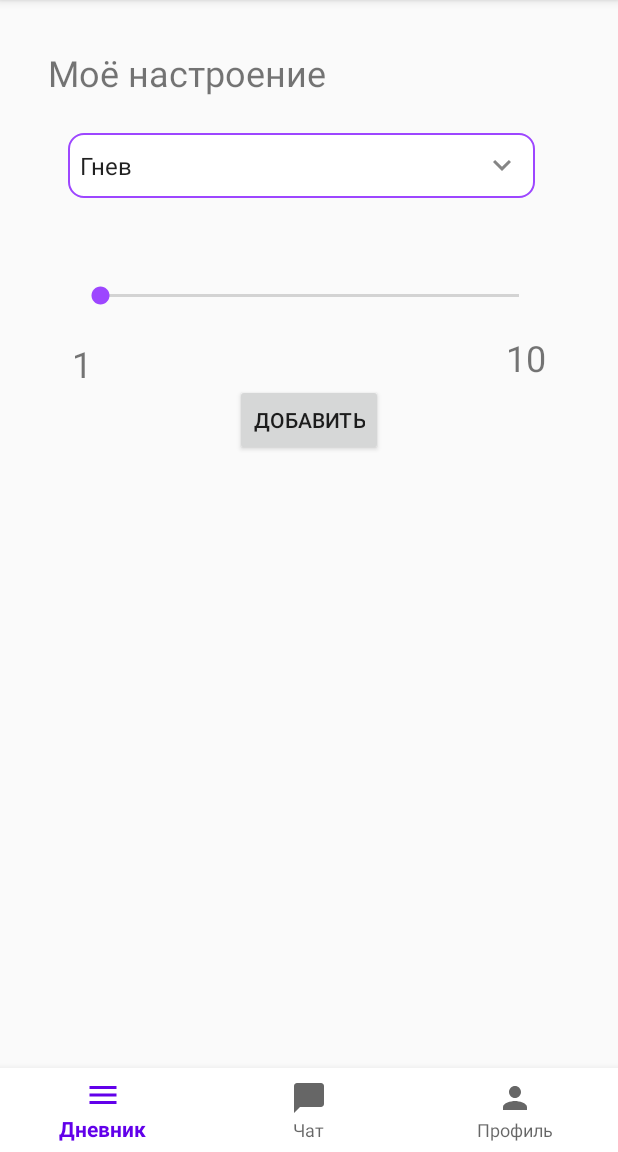
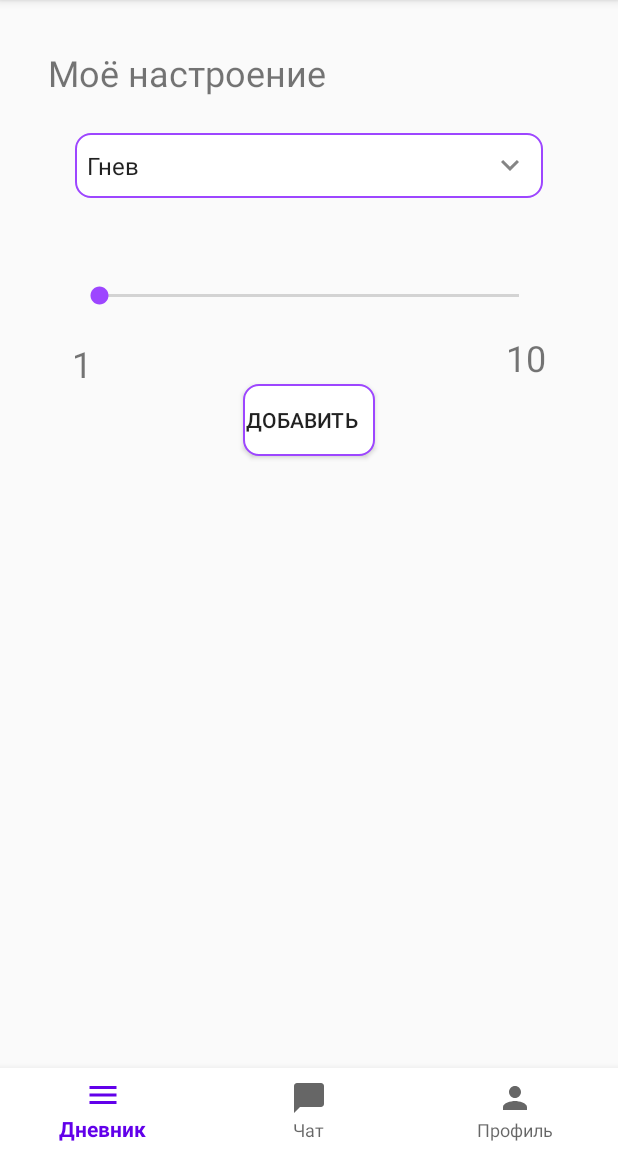
Before and after one commit to whoopzee9/FLS-Self-Care-Assistant, an Android app: the screen it shows after launch (MainActivity), on a phone screen of 412 x 824 dp, the part 84-1236 px from its top. Run offline under Robolectric (Android 15) with nearby library versions, the phone set to English and light mode, and no system bars; our stand-ins replace data binding, navigation-ui; 4 statements that could not run were skipped.

Commit message:
Changed XML layout for diary fragment

```diff
--- a/self-care-assistant-android/app/src/main/java/com/fls/self_care_assistant/adapters/EmotionRecyclerAdapter.kt
+++ b/self-care-assistant-android/app/src/main/java/com/fls/self_care_assistant/adapters/EmotionRecyclerAdapter.kt
@@ -20,7 +20,7 @@ class EmotionRecyclerAdapter(var values: ArrayList<Emotion>): RecyclerView.Adapt
 
     override fun onBindViewHolder(holder: EmotionRecyclerViewHolder, position: Int) {
         holder.setDateText(values[position].date.toString())
-        val format = SimpleDateFormat("dd.MM.yyyy\nHH:mm")
+        val format = SimpleDateFormat("dd.MM.yyyy\nHH:mm:ss")
         holder.setDateText(format.format(values[position].date))
         holder.setEmotionText(values[position].emotion)
         holder.setStrengthText(values[position].strength.toString())
--- a/self-care-assistant-android/app/src/main/java/com/fls/self_care_assistant/fragments/main_frg/DiaryFragment.kt
+++ b/self-care-assistant-android/app/src/main/java/com/fls/self_care_assistant/fragments/main_frg/DiaryFragment.kt
@@ -44,7 +44,7 @@ class DiaryFragment : Fragment() {
     override fun onCreateView(
         inflater: LayoutInflater, container: ViewGroup?,
         savedInstanceState: Bundle?
-    ): View? {
+    ): View {
         val binding = DataBindingUtil.inflate<FragmentDiaryBinding>(
             inflater,
             R.layout.fragment_diary,
--- a/self-care-assistant-android/app/src/main/res/layout/fragment_diary.xml
+++ b/self-care-assistant-android/app/src/main/res/layout/fragment_diary.xml
@@ -24,12 +24,13 @@
 
         <Spinner
             android:id="@+id/sp_emotion"
-            android:layout_width="311dp"
+            style="@style/spinner_style"
+            android:layout_width="0dp"
             android:layout_height="43dp"
             android:layout_marginTop="24dp"
+            android:layout_marginLeft="50dp"
+            android:layout_marginRight="50dp"
             android:entries="@array/emotions"
-
-            style="@style/spinner_style"
             android:popupBackground="@drawable/rounded_shape"
             android:selectedItemPosition="@{DiaryViewModel.selectedEmotionPosition}"
             app:layout_constraintEnd_toEndOf="parent"
@@ -38,9 +39,11 @@
 
         <SeekBar
             android:id="@+id/sb_emotion"
-            android:layout_width="311dp"
+            android:layout_width="0dp"
             android:layout_height="wrap_content"
             android:layout_marginTop="56dp"
+            android:layout_marginLeft="50dp"
+            android:layout_marginRight="50dp"
             android:max="9"
             android:onProgressChanged="@{DiaryViewModel.seekBarTracking}"
             app:layout_constraintEnd_toEndOf="parent"
@@ -75,6 +78,7 @@
             android:layout_height="wrap_content"
             android:layout_marginTop="50dp"
             android:text="@string/add"
+            android:background="@drawable/rounded_shape"
             android:onClick="@{DiaryViewModel.addNewEmotion}"
             app:layout_constraintEnd_toEndOf="parent"
             app:layout_constraintStart_toStartOf="parent"
@@ -82,13 +86,18 @@
 
         <androidx.recyclerview.widget.RecyclerView
             android:id="@+id/rv_emotions"
-            android:layout_width="338dp"
-            android:layout_height="371dp"
-            android:layout_marginBottom="16dp"
+            android:layout_width="0dp"
+            android:layout_height="0dp"
+            android:layout_marginBottom="20dp"
+            android:layout_marginTop="20dp"
+            android:layout_marginLeft="30dp"
+            android:layout_marginRight="30dp"
             app:layout_constraintBottom_toBottomOf="parent"
             app:layout_constraintEnd_toEndOf="parent"
             app:layout_constraintHorizontal_bias="0.493"
-            app:layout_constraintStart_toStartOf="parent" />
+            app:layout_constraintStart_toStartOf="parent"
+            app:layout_constraintTop_toBottomOf="@+id/btn_emotion"
+            app:layout_constraintVertical_bias="1.0" />
 
 
     </androidx.constraintlayout.widget.ConstraintLayout>
```
Also changed, not shown: self-care-assistant-android/app/src/main/res/layout/emotion_row_layout.xml (+10 -21 lines).
